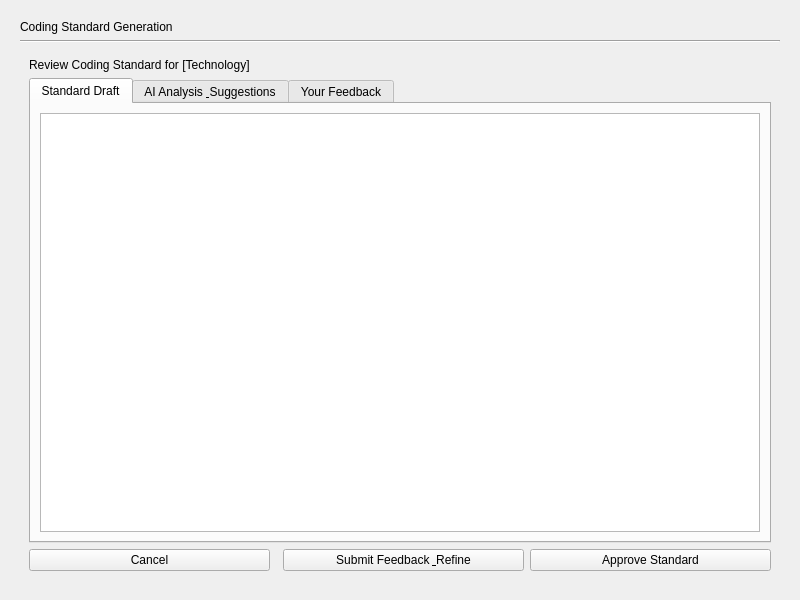
This is gui/coding_standard_page.ui in mariolewis/asdf_factory as Qt 5 draws it before an edit. The edited form follows.
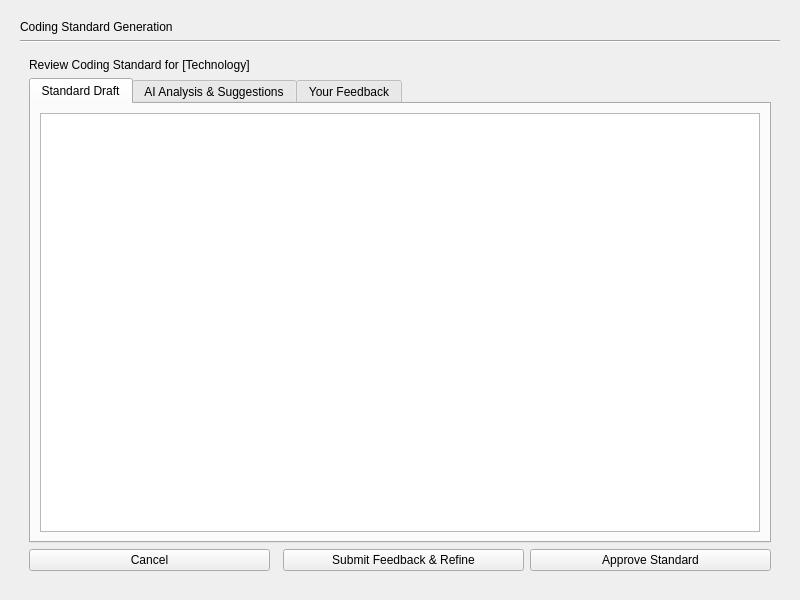
This is the edited form. The open tabs and pages were chosen to show the change.

What changed in the file:
```diff
--- a/gui/coding_standard_page.ui
+++ b/gui/coding_standard_page.ui
@@ -186,7 +186,7 @@
          </widget>
          <widget class="QWidget" name="aiAnalysisTab">
           <attribute name="title">
-           <string>AI Analysis &amp; Suggestions</string>
+           <string>AI Analysis &amp;&amp; Suggestions</string>
           </attribute>
           <layout class="QVBoxLayout" name="verticalLayout_8">
            <item>
@@ -239,7 +239,7 @@
          <item>
           <widget class="QPushButton" name="refineButton">
            <property name="text">
-            <string>Submit Feedback &amp; Refine</string>
+            <string>Submit Feedback &amp;&amp; Refine</string>
            </property>
           </widget>
          </item>
```
Left out of the diff: 2 changed lines with no effect on the pictures.
